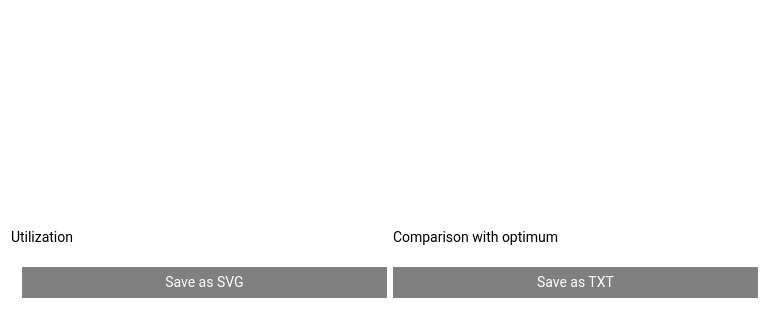
CSNWEB/gi-2015, file Optiblech/mainwindow.ui: the form before one commit; both pictures show x 0 to 780 and y 175 to 495 of the 780 by 495 pixel window.
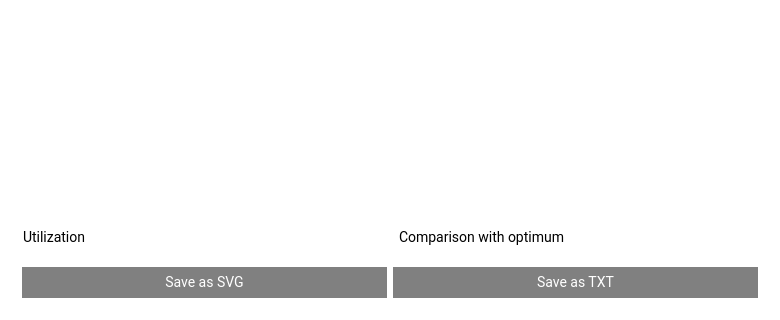
The form after the commit.

Commit message: correct label position

```diff
--- a/Optiblech/mainwindow.ui
+++ b/Optiblech/mainwindow.ui
@@ -615,6 +615,9 @@
         </item>
         <item>
          <layout class="QHBoxLayout" name="horizontalLayout_11">
+          <property name="leftMargin">
+           <number>12</number>
+          </property>
           <property name="topMargin">
            <number>5</number>
           </property>
```
The commit also changes 6 other files.
